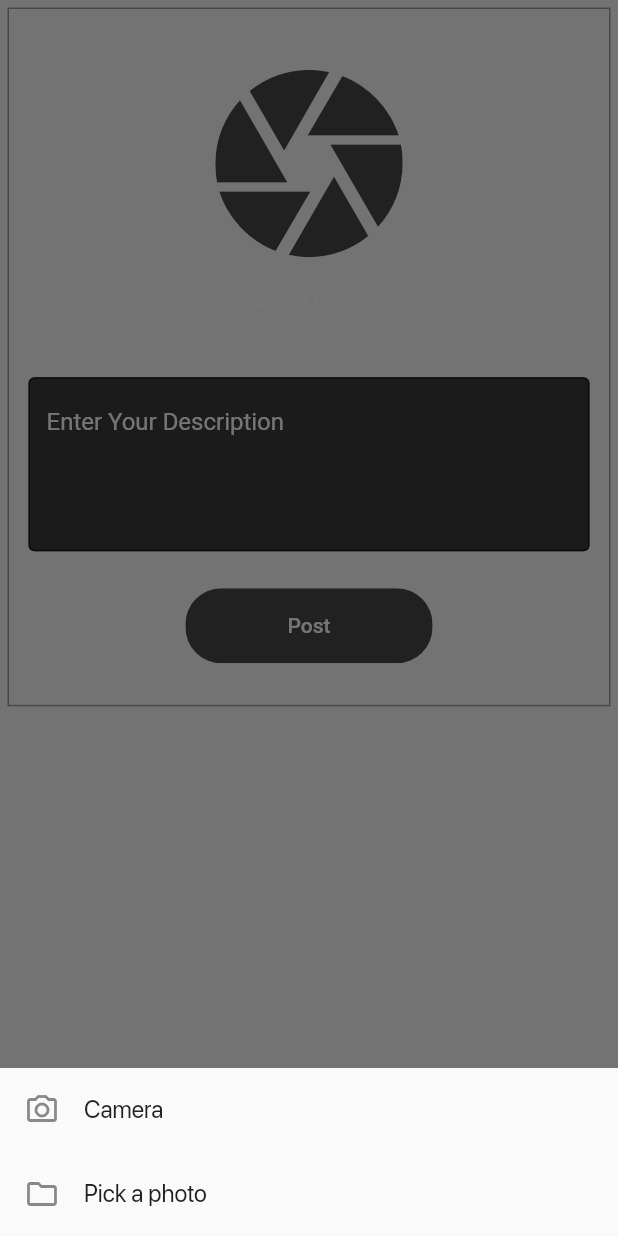
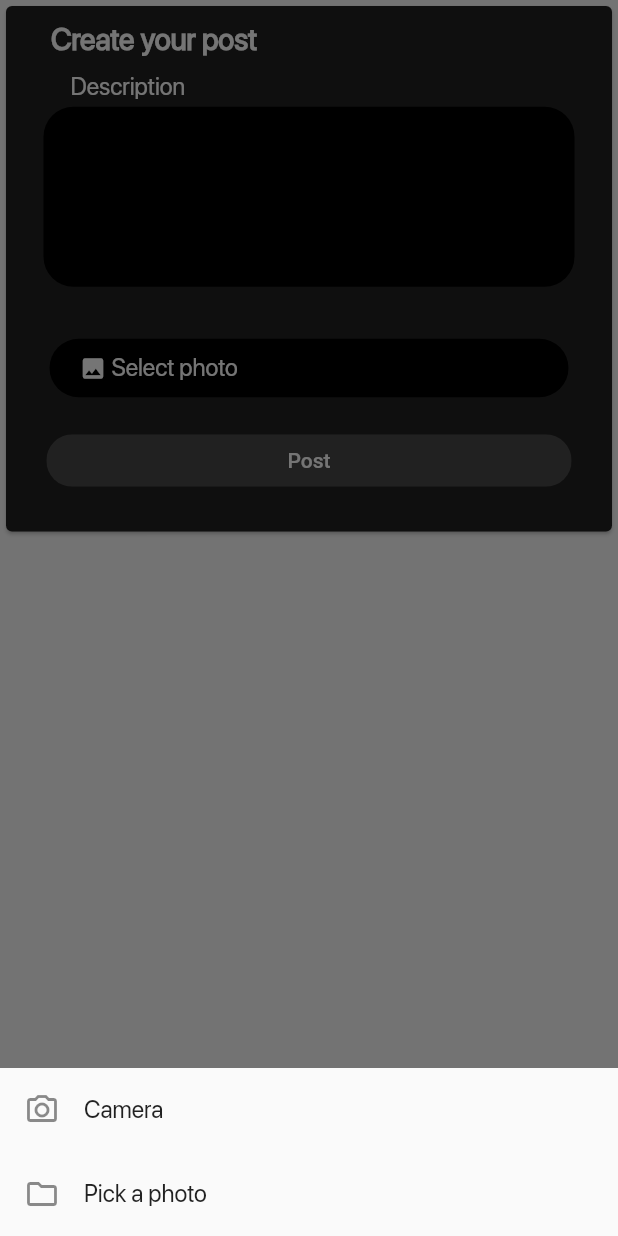
Before and after one commit to rusiruavb/LinkUp, a Flutter app: the AddPostFeed widget shown alone on an empty page, opened directly, after a tap on "Select photo", on a phone screen of 412 x 824 dp. Run offline on Flutter 3.47's test engine with Material 2 defaults, Android fonts, the phone set to English and light mode, and no system bars; our stand-ins replace firebase_core, firebase_storage, font_awesome_flutter, image_cropper, image_picker, syncfusion_flutter_datepicker; accounts and stored records are empty; network calls fail; project files that could hold a hidden picture were left out.

Commit message:
Modify create post UI

```diff
--- a/lib/components/add_post_feed.dart
+++ b/lib/components/add_post_feed.dart
@@ -1,5 +1,7 @@
 import "package:flutter/material.dart";
 import 'package:linkup/components/image_upload.dart';
+import 'package:linkup/components/post_image_upload.dart';
+import 'package:linkup/components/rounded_textarea_field.dart';
 import 'package:linkup/constants.dart';
 import 'package:linkup/components/rounded_button.dart';
 
@@ -20,17 +22,44 @@ class _AddPostFeedState extends State<AddPostFeed> {
     final size = MediaQuery.of(context).size;
     return Column(
       children: [
-        Container(
-            margin: const EdgeInsets.all(5.0),
-            padding: const EdgeInsets.all(3.0),
-            decoration:
-                BoxDecoration(border: Border.all(color: Colors.grey)),
+        Card(
+          color: colorDarkMidGround,
+          child: Container(
+            padding: const EdgeInsets.only(
+              top: 10,
+              left: 25,
+              right: 25,
+              bottom: 5,
+            ),
             child: Column(
               children: [
+                const Align(
+                  alignment: Alignment.topLeft,
+                  child: Padding(
+                    padding: EdgeInsets.only(left: 5, bottom: 10),
+                    child: Text(
+                      "Create your post",
+                      style: TextStyle(
+                        fontFamily: fontFamilySFPro,
+                        fontSize: 20,
+                        color: colorTextPrimary,
+                        fontWeight: FontWeight.bold,
+                      ),
+                    ),
+                  ),
+                ),
+                RoundedTextArea(
+                  backgroundColor: colorDarkMidGround,
+                  textAreaColor: colorDarkBackground,
+                  text: "Description",
+                  onChange: (value) {
+                    print(value);
+                  },
+                ),
                 SizedBox(
                   height: size.height * 0.03,
                 ),
-                ImageUpload(
+                PostImageUpload(
                   onFileChanged: (imageUrl) {
                     print(imageUrl);
                   },
@@ -38,29 +67,11 @@ class _AddPostFeedState extends State<AddPostFeed> {
                 SizedBox(
                   height: size.height * 0.03,
                 ),
-                const Padding(
-                  padding: EdgeInsets.only(left: 10, right: 10, top: 10),
-                  child: TextField(
-                    maxLines: 4,
-                    decoration: InputDecoration(
-                        filled: true,
-                        hintStyle: TextStyle(color: Colors.white),
-                        fillColor: Color.fromARGB(255, 59, 59, 59),
-                        border: OutlineInputBorder(),
-                        hintText: 'Enter Your Description'),
-                    style: TextStyle(
-                      color: Colors.white,
-                    ),
-                  ),
-                ),
-                SizedBox(
-                  height: size.height * 0.03,
-                ),
                 RoundedButton(
                   color: colorDarkForground,
                   fontSize: 14,
-                  height: 50,
-                  width: size.width * 0.4,
+                  height: 35,
+                  width: size.width * 0.85,
                   text: "Post",
                   onPressed: () {
                     print("Button clicked");
@@ -70,7 +81,9 @@ class _AddPostFeedState extends State<AddPostFeed> {
                   height: size.height * 0.03,
                 ),
               ],
-            )),
+            ),
+          ),
+        ),
       ],
     );
   }
--- /dev/null
+++ b/lib/components/post_image_upload.dart
@@ -0,0 +1,171 @@
+import 'dart:io';
+import 'package:firebase_core/firebase_core.dart';
+import "package:flutter/material.dart";
+import 'package:image_cropper/image_cropper.dart';
+import 'package:image_picker/image_picker.dart';
+import 'package:linkup/constants.dart';
+import "package:path/path.dart" as p;
+import 'package:firebase_storage/firebase_storage.dart' as storage;
+
+class PostImageUpload extends StatefulWidget {
+  final Function(String imageURL) onFileChanged;
+
+  const PostImageUpload({
+    Key key,
+    this.onFileChanged,
+  }) : super(key: key);
+
+  @override
+  _PostImageUploadState createState() => _PostImageUploadState();
+}
+
+class _PostImageUploadState extends State<PostImageUpload> {
+  final ImagePicker _picker = ImagePicker();
+  String imagePath;
+
+  @override
+  Widget build(BuildContext context) {
+    final size = MediaQuery.of(context).size;
+
+    return Column(
+      children: [
+        if (imagePath != null)
+          InkWell(
+            splashColor: Colors.transparent,
+            highlightColor: Colors.transparent,
+            onTap: () => _selectPhoto(),
+            child: ClipRRect(
+              borderRadius: BorderRadius.circular(20),
+              child: Image.network(
+                imagePath,
+                width: size.width * 0.83,
+              ),
+            ),
+          ),
+        Align(
+          alignment: Alignment.topLeft,
+          child: Padding(
+            padding: const EdgeInsets.only(left: 4, right: 4, top: 10),
+            child: Container(
+              decoration: BoxDecoration(
+                borderRadius: BorderRadius.circular(
+                  20,
+                ),
+                color: colorDarkBackground,
+              ),
+              child: InkWell(
+                onTap: () => _selectPhoto(),
+                child: Padding(
+                  padding: const EdgeInsets.only(
+                    top: 10,
+                    bottom: 10,
+                    left: 20,
+                    right: 20,
+                  ),
+                  child: Row(
+                    children: [
+                      const Icon(
+                        Icons.image,
+                        size: 18,
+                        color: colorTextPrimary,
+                      ),
+                      Text(
+                        imagePath != null ? " Change photo" : " Select photo",
+                        style: const TextStyle(
+                          fontFamily: fontFamilySFPro,
+                          fontSize: 16,
+                          color: Colors.white,
+                        ),
+                      ),
+                    ],
+                  ),
+                ),
+              ),
+            ),
+          ),
+        )
+      ],
+    );
+  }
+
+  Future _selectPhoto() async {
+    await showModalBottomSheet(
+      context: context,
+      builder: (context) => BottomSheet(
+        builder: (context) => Column(
+          mainAxisSize: MainAxisSize.min,
+          children: [
+            ListTile(
+              horizontalTitleGap: 0,
+              leading: const Icon(Icons.camera_alt_outlined),
+              title: const Text(
+                "Camera",
+                style: TextStyle(
+                  fontFamily: fontFamilySFPro,
+                ),
+              ),
+              onTap: () {
+                Navigator.of(context).pop();
+                _pickImage(ImageSource.camera);
+              },
+            ),
+            ListTile(
+              horizontalTitleGap: 0,
+              leading: const Icon(Icons.folder_outlined),
+              title: const Text(
+                "Pick a photo",
+                style: TextStyle(
+                  fontFamily: fontFamilySFPro,
+                ),
+              ),
+              onTap: () {
+                Navigator.of(context).pop();
+                _pickImage(ImageSource.gallery);
+              },
+            ),
+          ],
+        ),
+        onClosing: () {},
+      ),
+    );
+  }
+
+  Future _pickImage(ImageSource source) async {
+    final pickerFile =
+        await _picker.pickImage(source: source, imageQuality: 50);
+    if (pickerFile == null) {
+      return;
+    }
+
+    var file = await ImageCropper().cropImage(
+      sourcePath: pickerFile.path,
+      aspectRatio: const CropAspectRatio(
+        ratioX: 16,
+        ratioY: 9,
+      ),
+    );
+    if (file == null) {
+      return;
+    }
+
+    await _uploadFile(file.path);
+  }
+
+  Future _uploadFile(String path) async {
+    await Firebase.initializeApp();
+    final ref = storage.FirebaseStorage.instance
+        .ref()
+        .child("images")
+        .child(DateTime.now().toIso8601String() + p.basename(path));
+
+    final result = await ref.putFile(File(path));
+    final fileUrl = await result.ref.getDownloadURL();
+    print("Test URL: " + fileUrl);
+
+    setState(() {
+      imagePath = fileUrl;
+    });
+
+    widget.onFileChanged(fileUrl);
+  }
+}
--- a/lib/components/rounded_textarea_field.dart
+++ b/lib/components/rounded_textarea_field.dart
@@ -3,6 +3,8 @@ import 'package:linkup/constants.dart';
 
 class RoundedTextArea extends StatelessWidget {
   final ValueChanged<String> onChange;
+  final Color backgroundColor;
+  final Color textAreaColor;
   final String text;
   final String value;
   final String type;
@@ -11,6 +13,8 @@ class RoundedTextArea extends StatelessWidget {
     Key key,
     this.text,
     this.value,
+    this.backgroundColor,
+    this.textAreaColor,
     this.type,
     this.onChange,
   }) : super(key: key);
@@ -20,7 +24,7 @@ class RoundedTextArea extends StatelessWidget {
     final size = MediaQuery.of(context).size;
 
     return Material(
-      color: colorDarkBackground,
+      color: backgroundColor,
       child: Column(
         crossAxisAlignment: CrossAxisAlignment.start,
         children: [
@@ -41,6 +45,7 @@ class RoundedTextArea extends StatelessWidget {
             height: size.height * 0.005,
           ),
           TextFieldContainer(
+            textAreaColor: textAreaColor,
             child: TextFormField(
               initialValue: value,
               keyboardType: TextInputType.multiline,
@@ -66,8 +71,13 @@ class RoundedTextArea extends StatelessWidget {
 
 class TextFieldContainer extends StatelessWidget {
   final Widget child;
+  final Color textAreaColor;
 
-  const TextFieldContainer({Key key, this.child}) : super(key: key);
+  const TextFieldContainer({
+    Key key,
+    this.child,
+    this.textAreaColor,
+  }) : super(key: key);
 
   @override
   Widget build(BuildContext context) {
@@ -81,7 +91,7 @@ class TextFieldContainer extends StatelessWidget {
       width: size.width * 0.9,
       height: 120,
       decoration: BoxDecoration(
-        color: colorDarkMidGround,
+        color: textAreaColor,
         borderRadius: BorderRadius.circular(20),
       ),
       child: child,
```
Also changed, not shown: lib/screens/news_feed/news_feed_screen.dart (+5 -20 lines).
